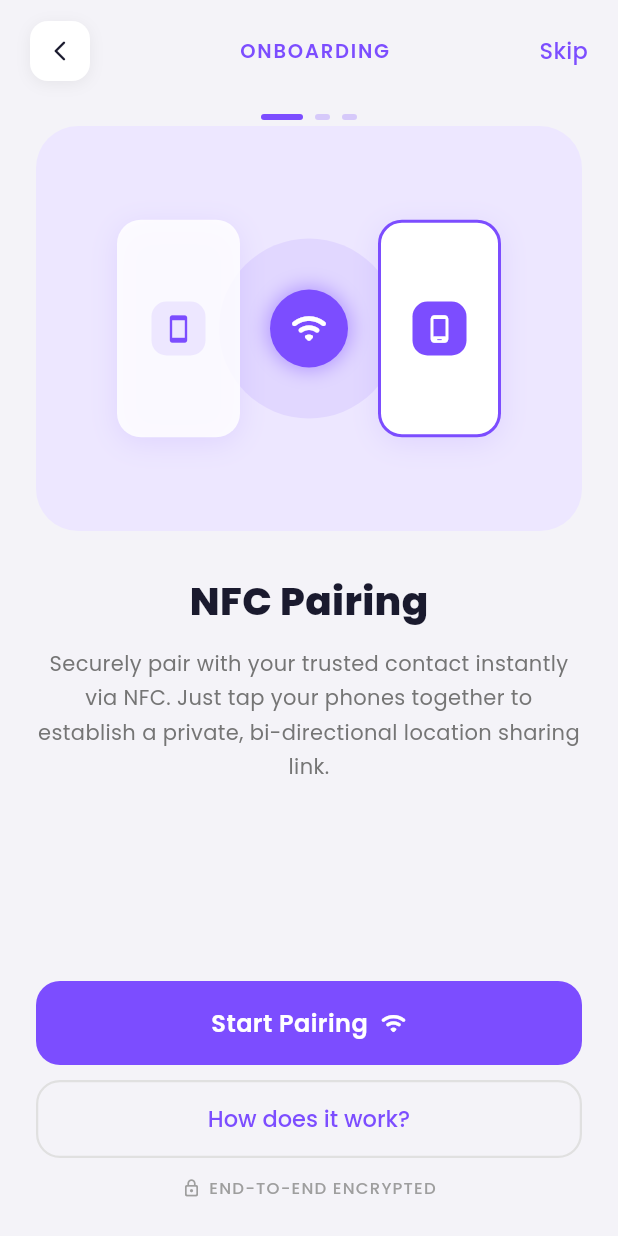
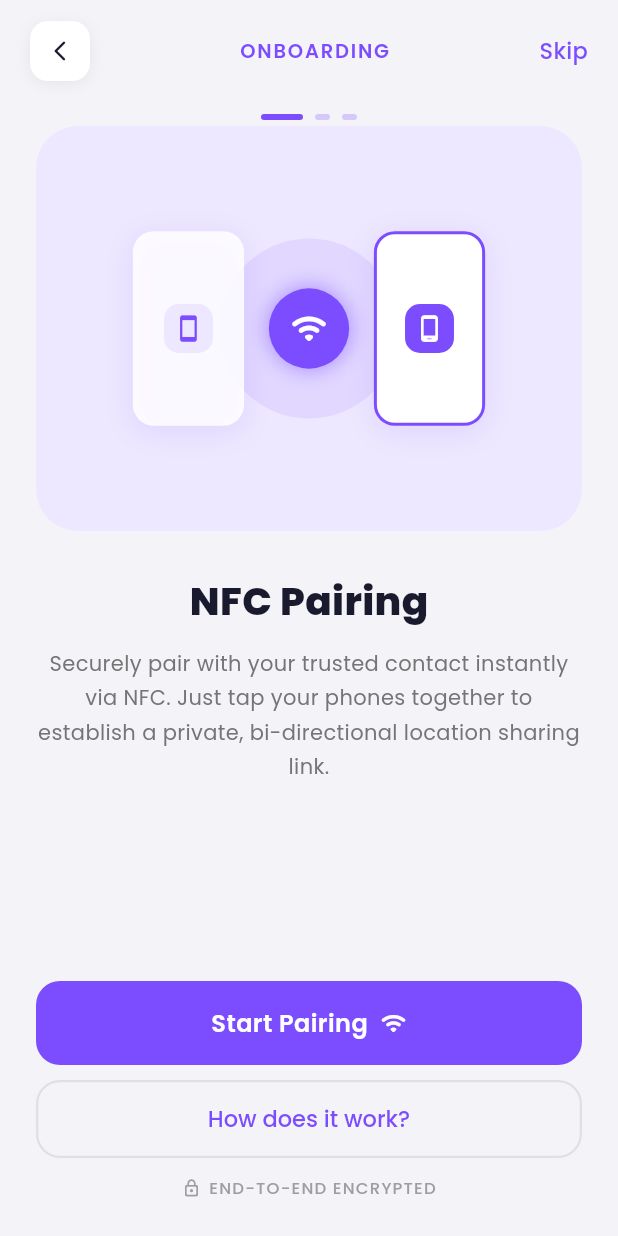
Before and after one commit to Muskanpoddar/tapguard-AI_Personal_Safety_App, a Flutter app: the screen it shows after launch, on a phone screen of 412 x 824 dp. Run offline on Flutter 3.47's test engine with Material 3 defaults, Android fonts, the phone set to English and light mode, and no system bars; our stand-ins replace cloud_firestore, firebase_auth, firebase_core, flutter_riverpod, geolocator, google_fonts and 4 more; missing offline and left inert: mailer, mobile_scanner, ndef_record, nfc_manager, onesignal_flutter; accounts and stored records are empty.

Commit message:
Modified files

```diff
--- a/lib/presentation/onboarding/onboarding_screen.dart
+++ b/lib/presentation/onboarding/onboarding_screen.dart
@@ -5,9 +5,6 @@ import '../../core/constants/app_strings.dart';
 import '../../core/routes/app_routes.dart';
 import '../../data/services/auth_session_service.dart';
 
-// ═══════════════════════════════════════════════════════════════════════════
-//  ONBOARDING SCREEN
-// ═══════════════════════════════════════════════════════════════════════════
 class OnboardingScreen extends StatefulWidget {
   const OnboardingScreen({super.key});
 
@@ -21,14 +18,10 @@ class _OnboardingScreenState extends State<OnboardingScreen>
   int _currentPage = 0;
   final int _totalPages = 3;
 
-  // Slide 1 — NFC pairing state
   bool _isPairing = false;
-  String _pairingStatus = ''; // '', 'searching', 'connected'
-
-  // Slide 3 — Privacy checkbox
+  String _pairingStatus = '';
   bool _privacyAccepted = false;
 
-  // Content fade animation
   late AnimationController _fadeController;
   late Animation<double> _fadeAnim;
 
@@ -41,12 +34,10 @@ class _OnboardingScreenState extends State<OnboardingScreen>
         statusBarIconBrightness: Brightness.dark,
       ),
     );
-
     _fadeController = AnimationController(
       vsync: this,
       duration: const Duration(milliseconds: 450),
     )..forward();
-
     _fadeAnim = CurvedAnimation(
       parent: _fadeController,
       curve: Curves.easeIn,
@@ -63,7 +54,6 @@ class _OnboardingScreenState extends State<OnboardingScreen>
   void _onPageChanged(int index) {
     setState(() {
       _currentPage = index;
-      // Reset pairing state when leaving slide 1
       if (index != 0) {
         _isPairing = false;
         _pairingStatus = '';
@@ -73,30 +63,22 @@ class _OnboardingScreenState extends State<OnboardingScreen>
     _fadeController.forward();
   }
 
-  // ── Start Pairing button logic ────────────────────────────────────────────
   void _onStartPairing() async {
     HapticFeedback.mediumImpact();
     setState(() {
       _isPairing = true;
       _pairingStatus = 'searching';
     });
-
-    // Simulate NFC searching (2s)
     await Future.delayed(const Duration(seconds: 2));
     if (!mounted) return;
-
     setState(() => _pairingStatus = 'connected');
     HapticFeedback.heavyImpact();
-
-    // Show connected for 1.5s then go to next slide
     await Future.delayed(const Duration(milliseconds: 1500));
     if (!mounted) return;
-
     setState(() {
       _isPairing = false;
       _pairingStatus = '';
     });
-
     _pageController.nextPage(
       duration: const Duration(milliseconds: 400),
       curve: Curves.easeOutCubic,
@@ -111,7 +93,6 @@ class _OnboardingScreenState extends State<OnboardingScreen>
       );
     } else {
       if (!_privacyAccepted) {
-        // Show snackbar if privacy not accepted
         ScaffoldMessenger.of(context).showSnackBar(
           SnackBar(
             content: const Text(
@@ -134,7 +115,6 @@ class _OnboardingScreenState extends State<OnboardingScreen>
   Future<void> _goToAuthOrHome() async {
     final hasActiveSession = await AuthSessionService.hasActiveSession();
     if (!mounted) return;
-
     final route = hasActiveSession ? AppRoutes.home : AppRoutes.login;
     Navigator.of(context).pushReplacementNamed(route);
   }
@@ -161,7 +141,6 @@ class _OnboardingScreenState extends State<OnboardingScreen>
             const SizedBox(height: 8),
             _buildPageDots(),
             const SizedBox(height: 4),
-
             Expanded(
               child: PageView(
                 controller: _pageController,
@@ -181,7 +160,6 @@ class _OnboardingScreenState extends State<OnboardingScreen>
                 ],
               ),
             ),
-
             _buildBottomButtons(),
             const SizedBox(height: 24),
           ],
@@ -190,7 +168,6 @@ class _OnboardingScreenState extends State<OnboardingScreen>
     );
   }
 
-  // ── Top bar ───────────────────────────────────────────────────────────────
   Widget _buildTopBar() {
     return Padding(
       padding: const EdgeInsets.symmetric(horizontal: 20, vertical: 14),
@@ -220,7 +197,6 @@ class _OnboardingScreenState extends State<OnboardingScreen>
               ),
             ),
           ),
-
           Text(
             _currentPage == 0 ? 'ONBOARDING' : 'TapGuard',
             style: TextStyle(
@@ -233,7 +209,6 @@ class _OnboardingScreenState extends State<OnboardingScreen>
               letterSpacing: _currentPage == 0 ? 1.2 : 0,
             ),
           ),
-
           GestureDetector(
             onTap: _goToAuthOrHome,
             child: Text(
@@ -251,7 +226,6 @@ class _OnboardingScreenState extends State<OnboardingScreen>
     );
   }
 
-  // ── Page dots ─────────────────────────────────────────────────────────────
   Widget _buildPageDots() {
     return Row(
       mainAxisAlignment: MainAxisAlignment.center,
@@ -273,7 +247,6 @@ class _OnboardingScreenState extends State<OnboardingScreen>
     );
   }
 
-  // ── Bottom buttons ────────────────────────────────────────────────────────
   Widget _buildBottomButtons() {
     return AnimatedBuilder(
       animation: _fadeController,
@@ -282,9 +255,7 @@ class _OnboardingScreenState extends State<OnboardingScreen>
         padding: const EdgeInsets.symmetric(horizontal: 24),
         child: Column(
           children: [
-            // ── Slide 1 buttons ──────────────────────────────────────────────
             if (_currentPage == 0) ...[
-              // Start Pairing button — changes state when tapped
               SizedBox(
                 width: double.infinity,
                 height: 56,
@@ -406,8 +377,6 @@ class _OnboardingScreenState extends State<OnboardingScreen>
                 ],
               ),
             ],
-
-            // ── Slide 2 buttons ──────────────────────────────────────────────
             if (_currentPage == 1) ...[
               SizedBox(
                 width: double.infinity,
@@ -445,14 +414,11 @@ class _OnboardingScreenState extends State<OnboardingScreen>
                 ),
               ),
             ],
-
-            // ── Slide 3 buttons ──────────────────────────────────────────────
             if (_currentPage == 2) ...[
               SizedBox(
                 width: double.infinity,
                 height: 56,
                 child: ElevatedButton(
-                  // Disabled if checkbox not ticked
                   onPressed: _privacyAccepted ? _nextPage : null,
                   style: ElevatedButton.styleFrom(
                     backgroundColor: AppColors.primary,
@@ -498,7 +464,6 @@ class _OnboardingScreenState extends State<OnboardingScreen>
     );
   }
 
-  // ── How it works bottom sheet ─────────────────────────────────────────────
   void _showHowItWorksSheet(BuildContext context) {
     showModalBottomSheet(
       context: context,
@@ -597,12 +562,14 @@ class _OnboardingScreenState extends State<OnboardingScreen>
             ),
           ),
           const SizedBox(width: 12),
-          Text(
+          Expanded(
+            child: Text(
               text,
               style: const TextStyle(
                 fontFamily: 'Poppins',
                 fontSize: 14,
                 color: Color(0xFF1A1A2E),
+              ),
             ),
           ),
         ],
@@ -612,7 +579,7 @@ class _OnboardingScreenState extends State<OnboardingScreen>
 }
 
 // ═══════════════════════════════════════════════════════════════════════════
-//  SLIDE 1 — NFC Pairing illustration
+//  SLIDE 1 — NFC Pairing — FIXED overflow
 // ═══════════════════════════════════════════════════════════════════════════
 class _Slide1NfcPairing extends StatefulWidget {
   final bool isPairing;
@@ -636,7 +603,6 @@ class _Slide1NfcPairingState extends State<_Slide1NfcPairing>
   @override
   void initState() {
     super.initState();
-
     _nfcPulse = AnimationController(
       vsync: this,
       duration: const Duration(milliseconds: 900),
@@ -645,7 +611,6 @@ class _Slide1NfcPairingState extends State<_Slide1NfcPairing>
       parent: _nfcPulse,
       curve: Curves.easeInOut,
     ).drive(Tween(begin: 0.85, end: 1.18));
-
     _phoneAnim = AnimationController(
       vsync: this,
       duration: const Duration(milliseconds: 1400),
@@ -670,16 +635,25 @@ class _Slide1NfcPairingState extends State<_Slide1NfcPairing>
   @override
   Widget build(BuildContext context) {
     final isConnected = widget.pairingStatus == 'connected';
+    // ── FIX: use LayoutBuilder so phones scale to screen width ──────────────
+    return LayoutBuilder(
+      builder: (context, constraints) {
+        final availW = constraints.maxWidth;
+        // Phone card width = 18% of screen, NFC icon = 13%
+        final phoneW = (availW * 0.18).clamp(60.0, 90.0);
+        final phoneH = phoneW * 1.75;
+        final nfcSize = (availW * 0.13).clamp(44.0, 56.0);
 
         return Padding(
           padding: const EdgeInsets.symmetric(horizontal: 24),
           child: Column(
             children: [
-          // Illustration box
+              // Illustration box — clips overflow
               AnimatedContainer(
                 duration: const Duration(milliseconds: 400),
                 width: double.infinity,
                 height: 270,
+                clipBehavior: Clip.hardEdge, // ← KEY FIX: clips any overflow
                 decoration: BoxDecoration(
                   color: isConnected
                       ? const Color(0xFFE8F8EE)
@@ -696,13 +670,18 @@ class _Slide1NfcPairingState extends State<_Slide1NfcPairing>
                       height: 120,
                       decoration: BoxDecoration(
                         shape: BoxShape.circle,
-                    color: (isConnected ? AppColors.success : AppColors.primary)
+                        color:
+                            (isConnected
+                                    ? AppColors.success
+                                    : AppColors.primary)
                                 .withOpacity(0.1),
                       ),
                     ),
 
+                    // Phones + NFC icon row — uses proportional sizing
                     Row(
                       mainAxisAlignment: MainAxisAlignment.center,
+                      mainAxisSize: MainAxisSize.min,
                       children: [
                         // Left phone
                         AnimatedBuilder(
@@ -717,10 +696,12 @@ class _Slide1NfcPairingState extends State<_Slide1NfcPairing>
                           child: _PhoneCard(
                             isPrimary: false,
                             isConnected: isConnected,
+                            width: phoneW,
+                            height: phoneH,
                           ),
                         ),
 
-                    const SizedBox(width: 20),
+                        SizedBox(width: availW * 0.04),
 
                         // NFC icon center
                         AnimatedBuilder(
@@ -729,8 +710,8 @@ class _Slide1NfcPairingState extends State<_Slide1NfcPairing>
                             scale: widget.isPairing ? _nfcScale.value : 1.0,
                             child: AnimatedContainer(
                               duration: const Duration(milliseconds: 400),
-                          width: 52,
-                          height: 52,
+                              width: nfcSize,
+                              height: nfcSize,
                               decoration: BoxDecoration(
                                 color: isConnected
                                     ? AppColors.success
@@ -753,13 +734,13 @@ class _Slide1NfcPairingState extends State<_Slide1NfcPairing>
                                     ? Icons.check_rounded
                                     : Icons.wifi_rounded,
                                 color: Colors.white,
-                            size: 26,
+                                size: nfcSize * 0.48,
                               ),
                             ),
                           ),
                         ),
 
-                    const SizedBox(width: 20),
+                        SizedBox(width: availW * 0.04),
 
                         // Right phone
                         AnimatedBuilder(
@@ -774,12 +755,14 @@ class _Slide1NfcPairingState extends State<_Slide1NfcPairing>
                           child: _PhoneCard(
                             isPrimary: true,
                             isConnected: isConnected,
+                            width: phoneW,
+                            height: phoneH,
                           ),
                         ),
                       ],
                     ),
 
-                // Status badge at bottom of card
+                    // Status badge
                     if (widget.isPairing)
                       Positioned(
                         bottom: 16,
@@ -815,7 +798,9 @@ class _Slide1NfcPairingState extends State<_Slide1NfcPairing>
                                 ),
                               const SizedBox(width: 6),
                               Text(
-                            isConnected ? 'Pairing Successful!' : 'Searching…',
+                                isConnected
+                                    ? 'Pairing Successful!'
+                                    : 'Searching…',
                                 style: const TextStyle(
                                   fontFamily: 'Poppins',
                                   fontSize: 11,
@@ -858,23 +843,32 @@ class _Slide1NfcPairingState extends State<_Slide1NfcPairing>
             ],
           ),
         );
+      },
+    );
   }
 }
 
-// ── Phone card widget ──────────────────────────────────────────────────────
+// ── Phone card widget — now accepts width/height ───────────────────────────
 class _PhoneCard extends StatelessWidget {
   final bool isPrimary;
   final bool isConnected;
-  const _PhoneCard({required this.isPrimary, this.isConnected = false});
+  final double width;
+  final double height;
+  const _PhoneCard({
+    required this.isPrimary,
+    this.isConnected = false,
+    required this.width,
+    required this.height,
+  });
 
   @override
   Widget build(BuildContext context) {
     return Container(
-      width: 82,
-      height: 145,
+      width: width,
+      height: height,
       decoration: BoxDecoration(
         color: isPrimary ? Colors.white : Colors.white.withOpacity(0.85),
-        borderRadius: BorderRadius.circular(16),
+        borderRadius: BorderRadius.circular(14),
         border: isPrimary
             ? Border.all(
                 color: isConnected ? AppColors.success : AppColors.primary,
@@ -892,8 +886,8 @@ class _PhoneCard extends StatelessWidget {
       ),
       child: Center(
         child: Container(
-          width: 36,
-          height: 36,
+          width: width * 0.44,
+          height: width * 0.44,
           decoration: BoxDecoration(
             color: isPrimary
                 ? (isConnected ? AppColors.success : AppColors.primary)
@@ -903,7 +897,7 @@ class _PhoneCard extends StatelessWidget {
           child: Icon(
             isPrimary ? Icons.phone_android_rounded : Icons.smartphone_rounded,
             color: isPrimary ? Colors.white : AppColors.primary,
-            size: 20,
+            size: width * 0.26,
           ),
         ),
       ),
@@ -953,6 +947,7 @@ class _Slide2BiDirectionalState extends State<_Slide2BiDirectional>
           Container(
             width: double.infinity,
             height: 260,
+            clipBehavior: Clip.hardEdge, // ← FIX overflow
             decoration: BoxDecoration(
               color: const Color(0xFFEDE7FF),
               borderRadius: BorderRadius.circular(28),
@@ -968,7 +963,6 @@ class _Slide2BiDirectionalState extends State<_Slide2BiDirectional>
                     color: AppColors.primary.withOpacity(0.07),
                   ),
                 ),
-                // Floating dots
                 Positioned(
                   top: 40,
                   right: 62,
@@ -979,12 +973,10 @@ class _Slide2BiDirectionalState extends State<_Slide2BiDirectional>
                   left: 58,
                   child: _dot(size: 10, opacity: 0.35),
                 ),
-
                 Row(
                   mainAxisAlignment: MainAxisAlignment.center,
                   children: [
                     _iconBox(Icons.location_on_rounded),
-                    // Line + center icon
                     Stack(
                       alignment: Alignment.center,
                       children: [
@@ -1118,7 +1110,7 @@ class _Slide2BiDirectionalState extends State<_Slide2BiDirectional>
 }
 
 // ═══════════════════════════════════════════════════════════════════════════
-//  SLIDE 3 — Privacy First (with working checkbox)
+//  SLIDE 3 — Privacy First
 // ═══════════════════════════════════════════════════════════════════════════
 class _Slide3PrivacyFirst extends StatefulWidget {
   final bool accepted;
@@ -1158,10 +1150,10 @@ class _Slide3PrivacyFirstState extends State<_Slide3PrivacyFirst>
       padding: const EdgeInsets.symmetric(horizontal: 24),
       child: Column(
         children: [
-          // Illustration
           Container(
             width: double.infinity,
             height: 240,
+            clipBehavior: Clip.hardEdge, // ← FIX overflow
             decoration: BoxDecoration(
               color: const Color(0xFFEDE7FF),
               borderRadius: BorderRadius.circular(28),
@@ -1177,12 +1169,8 @@ class _Slide3PrivacyFirstState extends State<_Slide3PrivacyFirst>
                     color: AppColors.primary.withOpacity(0.07),
                   ),
                 ),
-
-                // NFC dots
                 Positioned(top: 50, right: 65, child: _nfcDot()),
                 Positioned(bottom: 60, left: 60, child: _nfcDot()),
-
-                // Pulsing shield
                 AnimatedBuilder(
                   animation: _shieldPulse,
                   builder: (_, __) => Transform.scale(
@@ -1209,8 +1197,6 @@ class _Slide3PrivacyFirstState extends State<_Slide3PrivacyFirst>
                     ),
                   ),
                 ),
-
-                // Toggle pill
                 Positioned(
                   bottom: 44,
                   child: Container(
@@ -1293,7 +1279,6 @@ class _Slide3PrivacyFirstState extends State<_Slide3PrivacyFirst>
 
           const SizedBox(height: 20),
 
-          // ── Working checkbox ─────────────────────────────────────────────
           GestureDetector(
             onTap: () {
               HapticFeedback.lightImpact();
@@ -1315,7 +1300,6 @@ class _Slide3PrivacyFirstState extends State<_Slide3PrivacyFirst>
               ),
               child: Row(
                 children: [
-                  // Custom animated checkbox
                   AnimatedContainer(
                     duration: const Duration(milliseconds: 250),
                     width: 24,
@@ -1340,9 +1324,7 @@ class _Slide3PrivacyFirstState extends State<_Slide3PrivacyFirst>
                           )
                         : null,
                   ),
-
                   const SizedBox(width: 12),
-
                   Expanded(
                     child: RichText(
                       text: TextSpan(
@@ -1378,7 +1360,6 @@ class _Slide3PrivacyFirstState extends State<_Slide3PrivacyFirst>
               ),
             ),
           ),
-
           const SizedBox(height: 16),
         ],
       ),
@@ -1412,13 +1393,15 @@ class _Slide3PrivacyFirstState extends State<_Slide3PrivacyFirst>
             child: Icon(icon, color: AppColors.primary, size: 18),
           ),
           const SizedBox(width: 14),
-          Text(
+          Expanded(
+            child: Text(
               text,
               style: const TextStyle(
                 fontFamily: 'Poppins',
                 fontSize: 13,
                 fontWeight: FontWeight.w500,
                 color: Color(0xFF1A1A2E),
+              ),
             ),
           ),
         ],
```
Lines whose indentation alone changed are shown as unchanged.
